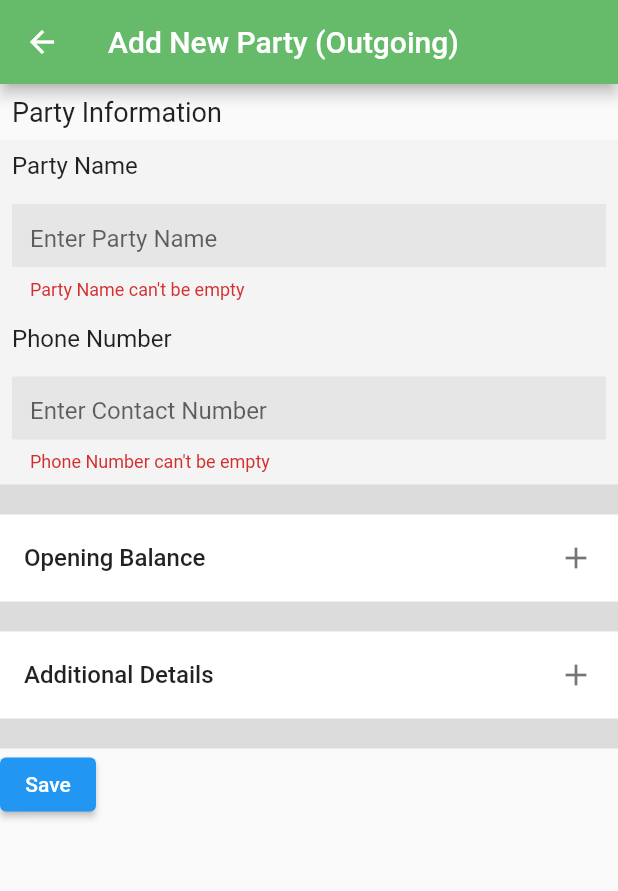
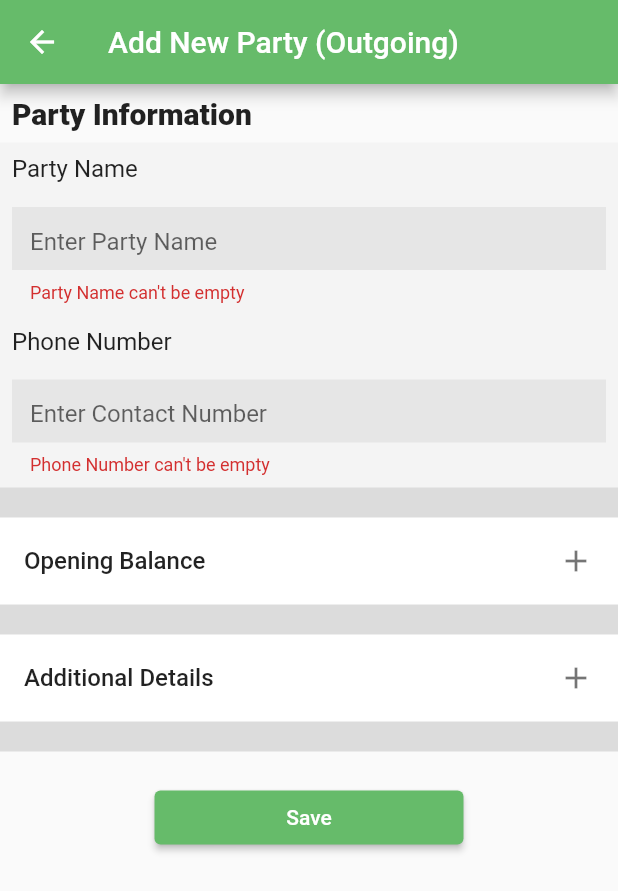
Before and after one commit to shreeecreation/Len-Den, a Flutter app: the AddTodosOut screen opened by its route, after a tap on "Save", on a phone screen of 412 x 824 dp. Shown: the top 891 px of the screen. Run offline on Flutter 3.47's test engine with Material 2 defaults, Android fonts, the phone set to English and light mode, and no system bars; our stand-ins replace bloc, equatable, firebase_auth, firebase_core, flutter_bloc, flutter_profile_picture and 3 more; accounts and stored records are empty; Roboto replaces fonts that are missing (Georgia).

Commit message:
todos finished

```diff
--- a/lib/Add Todos/Presentation/addtodosoutgoing.dart
+++ b/lib/Add Todos/Presentation/addtodosoutgoing.dart
@@ -15,6 +15,7 @@ class AddTodosOut extends StatelessWidget {
   TextEditingController openingBlc = TextEditingController();
   TextEditingController address = TextEditingController();
   final formGlobalKey = GlobalKey<FormState>();
+  final formGlobalKey2 = GlobalKey<FormState>();
 
   @override
   Widget build(BuildContext context) {
@@ -27,13 +28,32 @@ class AddTodosOut extends StatelessWidget {
           child: Column(
             crossAxisAlignment: CrossAxisAlignment.start,
             children: [
-              const Padding(padding: EdgeInsets.all(8.0), child: Text("Party Information", style: TextStyle(fontSize: 18))),
+              const Padding(
+                  padding: EdgeInsets.all(8.0), child: Text("Party Information", style: TextStyle(fontSize: 20, fontWeight: FontWeight.w800))),
               widthLongTextField(context),
               balance(context),
-              ElevatedButton(
+              const SizedBox(height: 20),
+              Row(
+                mainAxisAlignment: MainAxisAlignment.center,
+                children: [
+                  SizedBox(
+                    width: MediaQuery.of(context).size.width / 2,
+                    child: savebutton(context),
+                  ),
+                ],
+              ),
+            ],
+          ),
+        ));
+  }
+
+  Widget savebutton(BuildContext context) {
+    return ElevatedButton(
+        style: ElevatedButton.styleFrom(backgroundColor: CTheme.kPrimaryColor),
         onPressed: () async {
-                    if (formGlobalKey.currentState!.validate()) {
+          if (formGlobalKey.currentState!.validate() && formGlobalKey2.currentState!.validate()) {
             formGlobalKey.currentState!.save();
+            formGlobalKey2.currentState!.save();
             DateTime now = DateTime.now();
             String formattedDate = DateFormat('MMMM d , y – kk:mm a').format(now);
             await DatabaseHelper.instance.add(PartyModel(
@@ -51,25 +71,24 @@ class AddTodosOut extends StatelessWidget {
                     MaterialPageRoute<dynamic>(
                       builder: (BuildContext context) => const HomePage(),
                     ),
-                            (route) => false,
-                          );
+                    (route) => false);
               });
             });
           }
         },
-                  child: const Text("Save")),
-            ],
-          ),
-        ));
+        child: const Text("Save"));
   }
 
   Container balance(BuildContext context) {
+    DateTime now = DateTime.now();
+    String formattedDate = DateFormat('y – kk:mm a').format(now);
     return Container(
         color: Colors.black12,
-      child: Column(
-        children: [
+        child: Column(children: [
           const SizedBox(height: 20),
-          Container(
+          Form(
+            key: formGlobalKey2,
+            child: Container(
                 color: Colors.white,
                 child: Theme(
                     data: Theme.of(context).copyWith(dividerColor: Colors.transparent),
@@ -84,16 +103,21 @@ class AddTodosOut extends StatelessWidget {
                         children: <Widget>[
                           Padding(
                               padding: const EdgeInsets.all(8.0),
-                    child: Row(
-                      mainAxisAlignment: MainAxisAlignment.spaceAround,
-                      children: [
+                              child: Row(mainAxisAlignment: MainAxisAlignment.spaceAround, children: [
                                 SizedBox(
-                            height: 50,
+                                    height: 60,
                                     width: MediaQuery.of(context).size.width / 2.5,
                                     child: TextFormField(
                                         inputFormatters: <TextInputFormatter>[
                                           FilteringTextInputFormatter.allow(RegExp("[0-9a-zA-Z]")),
                                         ], // O
+                                        validator: (text) {
+                                          if (text == null || text.isEmpty) {
+                                            return 'Error !!!';
+                                          }
+
+                                          return null;
+                                        },
                                         cursorColor: Colors.black,
                                         controller: openingBlc,
                                         keyboardType: TextInputType.number,
@@ -108,6 +132,7 @@ class AddTodosOut extends StatelessWidget {
                                     height: 50,
                                     width: MediaQuery.of(context).size.width / 2.5,
                                     child: TextFormField(
+                                        initialValue: formattedDate,
                                         cursorColor: Colors.black,
                                         decoration: const InputDecoration(
                                             border: InputBorder.none,
@@ -115,12 +140,8 @@ class AddTodosOut extends StatelessWidget {
                                             fillColor: Color.fromARGB(31, 128, 128, 128),
                                             hintText: 'Date',
                                             hintStyle: TextStyle(fontSize: 16))))
-                      ],
-                    ),
-                  ),
-                ],
-              ),
-            ),
+                              ]))
+                        ]))),
           ),
           const SizedBox(height: 20),
           Container(
@@ -128,17 +149,12 @@ class AddTodosOut extends StatelessWidget {
               child: Theme(
                   data: Theme.of(context).copyWith(dividerColor: Colors.transparent),
                   child: ExpansionTile(
-                title: const Text(
-                  "Additional Details",
-                  style: TextStyle(fontSize: 16.0, fontWeight: FontWeight.w500),
-                ),
+                      title: const Text("Additional Details", style: TextStyle(fontSize: 16.0, fontWeight: FontWeight.w500)),
                       textColor: Colors.black,
                       iconColor: Colors.black,
                       trailing: const Icon(Icons.add),
                       children: <Widget>[
-                  Row(
-                    mainAxisAlignment: MainAxisAlignment.spaceAround,
-                    children: [
+                        Row(mainAxisAlignment: MainAxisAlignment.spaceAround, children: [
                           Padding(
                             padding: const EdgeInsets.all(8.0),
                             child: SizedBox(
@@ -153,17 +169,11 @@ class AddTodosOut extends StatelessWidget {
                                         fillColor: Color.fromARGB(31, 128, 128, 128),
                                         hintText: 'Add Address',
                                         hintStyle: TextStyle(fontSize: 16)))),
-                      ),
-                    ],
-                  ),
-                ],
-              ),
-            ),
-          ),
-          const SizedBox(height: 20),
-        ],
-      ),
-    );
+                          )
+                        ])
+                      ]))),
+          const SizedBox(height: 20)
+        ]));
   }
 
   Container widthLongTextField(BuildContext context) {
@@ -182,6 +192,7 @@ class AddTodosOut extends StatelessWidget {
                   child: Padding(
                       padding: const EdgeInsets.all(8.0),
                       child: TextFormField(
+                          textCapitalization: TextCapitalization.words,
                           controller: partyName,
                           cursorColor: Colors.black,
                           validator: (text) {
@@ -208,12 +219,17 @@ class AddTodosOut extends StatelessWidget {
                             if (text == null || text.isEmpty) {
                               return 'Phone Number can\'t be empty';
                             }
+                            if (text.length <= 9) {
+                              return 'Enter a valid phone number';
+                            }
 
                             return null;
                           },
+                          maxLength: 10,
                           cursorColor: Colors.black,
                           keyboardType: TextInputType.number,
                           decoration: const InputDecoration(
+                              counterText: "",
                               border: InputBorder.none,
                               filled: true,
                               fillColor: Color.fromARGB(31, 128, 128, 128),
--- a/lib/EditData/Presentation/received.dart
+++ b/lib/EditData/Presentation/received.dart
@@ -47,7 +47,7 @@ class _EditReceivedState extends State<EditReceived> {
             crossAxisAlignment: CrossAxisAlignment.center,
             children: [
               const Padding(
-                  padding: EdgeInsets.all(8.0), child: Text("Party Information", style: TextStyle(fontSize: 18, fontWeight: FontWeight.w600))),
+                  padding: EdgeInsets.all(8.0), child: Text("Party Information", style: TextStyle(fontSize: 20, fontWeight: FontWeight.w800))),
               widthLongTextField(context),
               balance(context),
               const SizedBox(height: 20),
--- a/lib/Home/Presentation/home.dart
+++ b/lib/Home/Presentation/home.dart
@@ -20,8 +20,6 @@ class _HomeState extends State<Home> {
   List<PartyModel> foundUsers = [];
   @override
   void initState() {
-    var totalblc = DatabaseHelper.totalblc();
-    print(totalblc.then((value) => print(value)));
     context.read<ListBloc>().add(ListfetchingEvent());
     Future.delayed(const Duration(seconds: 1), () {
       context.read<ListBloc>().add(ListfetchedEvent());
```
Also changed, not shown: lib/Add Todos/Presentation/addtodos.dart (+27 -5 lines). Lines whose indentation alone changed are shown as unchanged.
